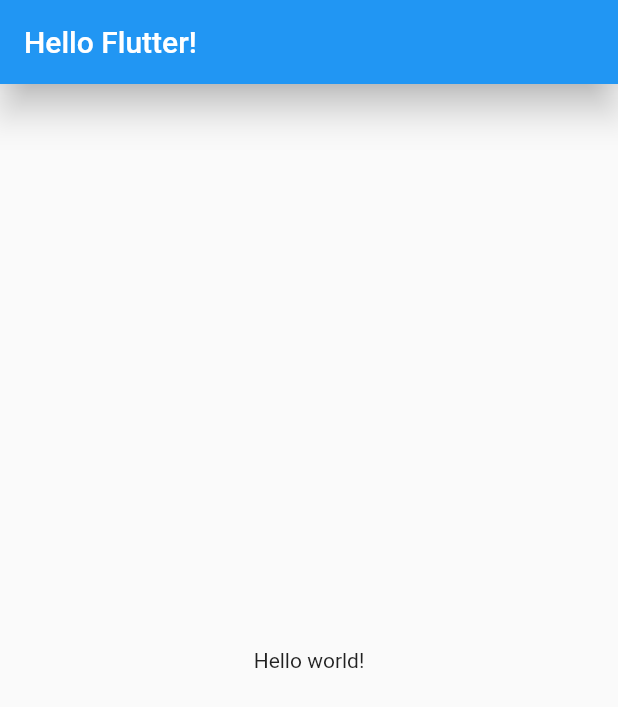
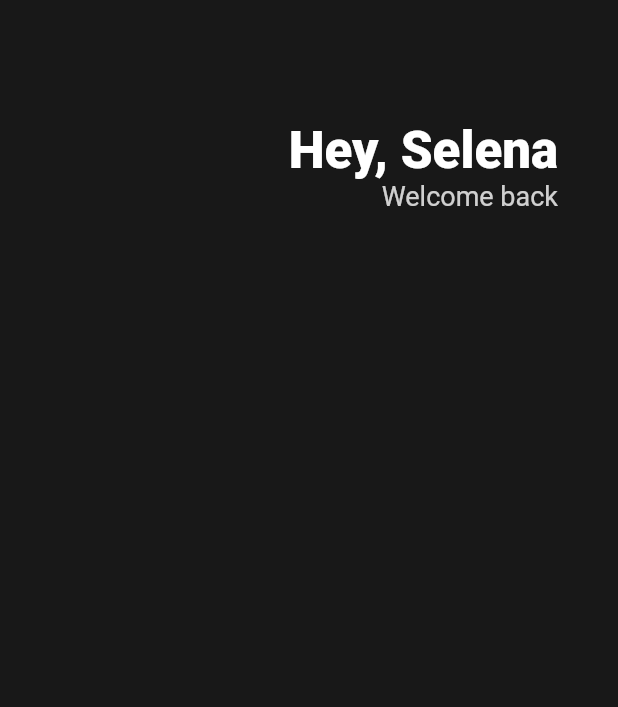
Before and after one commit to snack655/study-flutter, a Flutter app: the screen it shows after launch, on a phone screen of 412 x 824 dp. Shown: the top 707 px of the screen. Run offline on Flutter 3.47's test engine with Material 2 defaults, Android fonts, the light colour scheme and no system bars.

Commit message:
Add Header wallet app

```diff
--- a/toonflix/lib/main.dart
+++ b/toonflix/lib/main.dart
@@ -1,4 +1,5 @@
 import 'package:flutter/material.dart';
+import 'package:flutter/services.dart';
 
 void main() {
   runApp(App());
@@ -7,17 +8,48 @@
 class App extends StatelessWidget {
   @override
   Widget build(BuildContext context) {
-    return MaterialApp(
-      home: Scaffold(
-        appBar: AppBar(
-          centerTitle: false,
-          elevation: 10,
-          title: Text("Hello Flutter!"),
-        ),
-        body: Center(
-          child: Text("Hello world!"),
-        ),
-      ),
-    );
+    return const MaterialApp(
+        home: Scaffold(
+      backgroundColor: Color(0xFF181818),
+      body: AnnotatedRegion<SystemUiOverlayStyle>(
+          value: SystemUiOverlayStyle.light,
+          child: Padding(
+              padding: EdgeInsets.symmetric(horizontal: 40),
+              child: Column(
+                children: [
+                  SizedBox(
+                    height: 80,
+                  ),
+                  Row(
+                    mainAxisAlignment: MainAxisAlignment.end,
+                    children: [
+                      Column(
+                        crossAxisAlignment: CrossAxisAlignment.end,
+                        children: [
+                          Text(
+                            'Hey, Selena',
+                            style: TextStyle(
+                              color: Colors.white,
+                              fontSize: 34,
+                              fontWeight: FontWeight.w800,
+                            ),
+                          ),
+                          Opacity(
+                            opacity: 0.8,
+                            child: Text(
+                              'Welcome back',
+                              style: TextStyle(
+                                color: Colors.white,
+                                fontSize: 18,
+                              ),
+                            ),
+                          )
+                        ],
+                      )
+                    ],
+                  )
+                ],
+              ))),
+    ));
   }
 }
```
